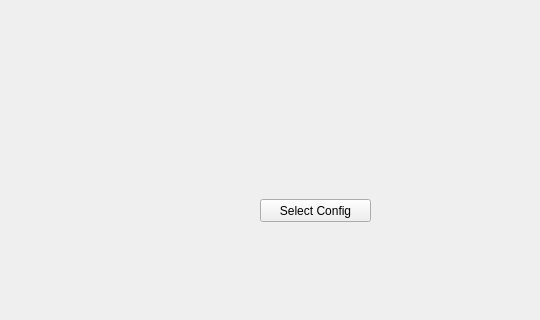
This is ui/selectrouter.ui in kishangondaliya/obs as Qt 5 draws it before an edit; both pictures show x 0 to 540 and y 91 to 411 of the 800 by 600 pixel window. The edited form follows.
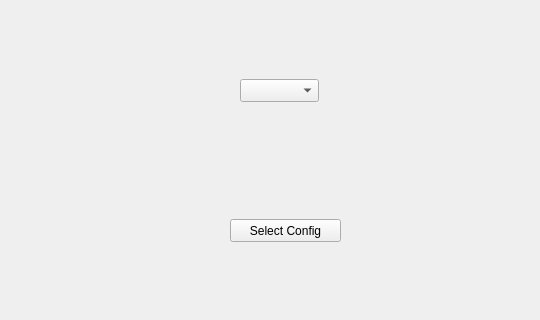
This is the edited form.

Commit message: Add dropdown with some examples to select router

```diff
--- a/ui/selectrouter.ui
+++ b/ui/selectrouter.ui
@@ -17,8 +17,8 @@
    <widget class="QPushButton" name="pushButton">
     <property name="geometry">
      <rect>
-      <x>260</x>
-      <y>290</y>
+      <x>230</x>
+      <y>310</y>
       <width>111</width>
       <height>23</height>
      </rect>
@@ -27,6 +27,22 @@
      <string>Select Config</string>
     </property>
    </widget>
+   <widget class="QComboBox" name="comboBox">
+    <property name="geometry">
+     <rect>
+      <x>240</x>
+      <y>170</y>
+      <width>79</width>
+      <height>23</height>
+     </rect>
+    </property>
+    <property name="currentText">
+     <string/>
+    </property>
+    <property name="maxVisibleItems">
+     <number>5</number>
+    </property>
+   </widget>
   </widget>
   <widget class="QMenuBar" name="menubar">
    <property name="geometry">
```
The commit also changes 1 other file.
